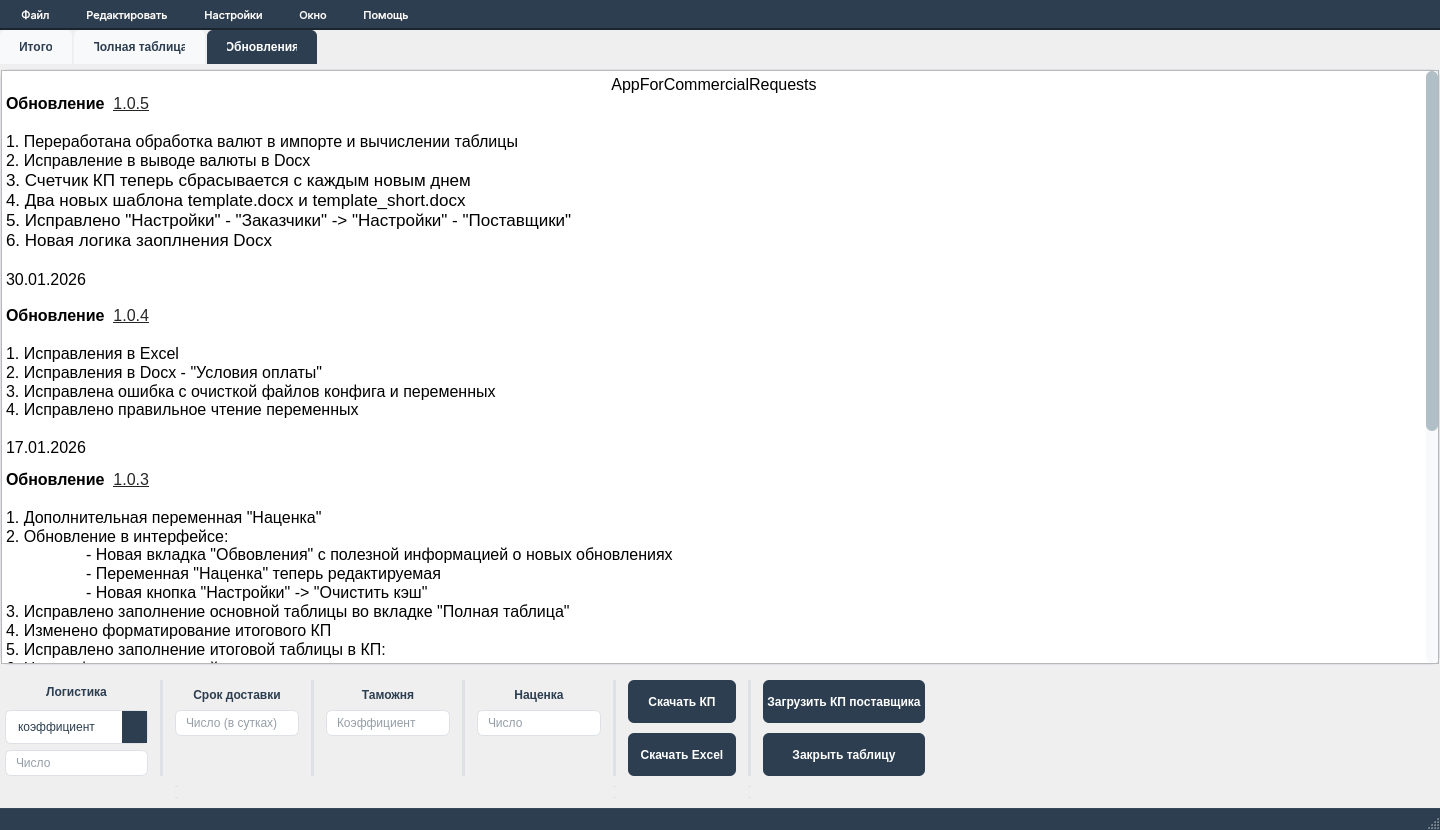
The window that ui/mainGui.ui (p4st1/AppForCommercialRequests) describes before a commit, drawn with Qt 5.
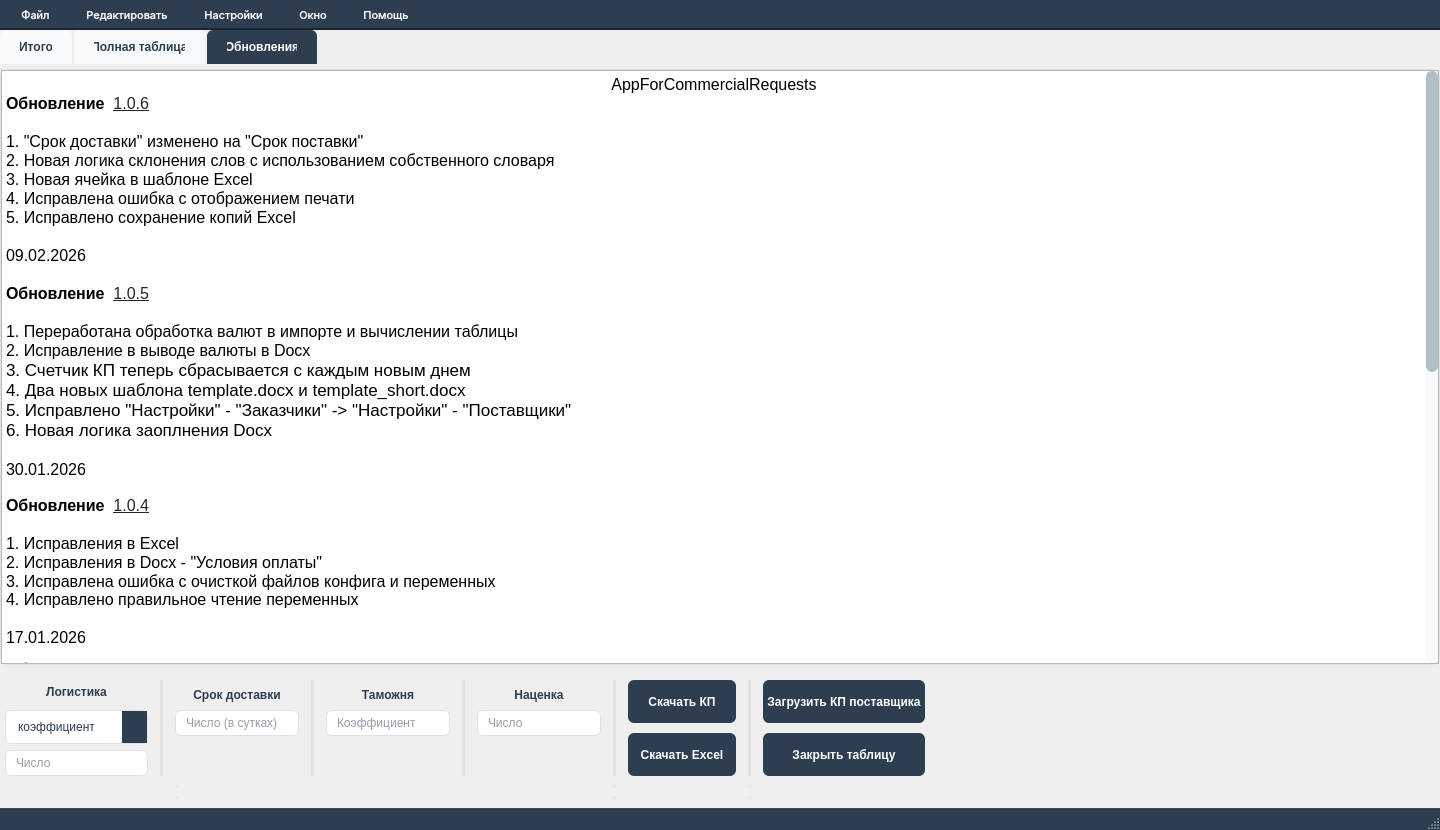
The same window after the commit. Icons and pictures are not drawn.

Commit message: pre release 1.0.6

Patch:
```diff
--- a/ui/mainGui.ui
+++ b/ui/mainGui.ui
@@ -1313,6 +1313,16 @@
 li.checked::marker { content: &quot;\2612&quot;; }
 &lt;/style&gt;&lt;/head&gt;&lt;body style=&quot; font-family:'Segoe UI'; font-size:9pt; font-weight:400; font-style:normal;&quot;&gt;
 &lt;p align=&quot;center&quot; style=&quot; margin-top:0px; margin-bottom:0px; margin-left:0px; margin-right:0px; -qt-block-indent:0; text-indent:0px;&quot;&gt;&lt;span style=&quot; font-size:12pt;&quot;&gt;AppForCommercialRequests&lt;/span&gt;&lt;/p&gt;
+&lt;p style=&quot; margin-top:0px; margin-bottom:0px; margin-left:0px; margin-right:0px; -qt-block-indent:0; text-indent:0px;&quot;&gt;&lt;span style=&quot; font-size:12pt; font-weight:700;&quot;&gt;Обновление  &lt;/span&gt;&lt;a href=&quot;https://github.com/p4st1/AppForCommercialRequests/releases/tag/v1.0.2.30&quot;&gt;&lt;span style=&quot; font-size:12pt; text-decoration: underline; color:#262524;&quot;&gt;1.0.6&lt;/span&gt;&lt;/a&gt;&lt;/p&gt;
+&lt;p style=&quot;-qt-paragraph-type:empty; margin-top:0px; margin-bottom:0px; margin-left:0px; margin-right:0px; -qt-block-indent:0; text-indent:0px; font-size:12pt;&quot;&gt;&lt;br /&gt;&lt;/p&gt;
+&lt;p style=&quot; margin-top:0px; margin-bottom:0px; margin-left:0px; margin-right:0px; -qt-block-indent:0; text-indent:0px;&quot;&gt;&lt;span style=&quot; font-size:12pt;&quot;&gt;1. &amp;quot;Срок доставки&amp;quot; изменено на &amp;quot;Срок поставки&amp;quot;&lt;/span&gt;&lt;/p&gt;
+&lt;p style=&quot; margin-top:0px; margin-bottom:0px; margin-left:0px; margin-right:0px; -qt-block-indent:0; text-indent:0px;&quot;&gt;&lt;span style=&quot; font-size:12pt;&quot;&gt;2. Новая логика склонения слов с использованием собственного словаря&lt;/span&gt;&lt;/p&gt;
+&lt;p style=&quot; margin-top:0px; margin-bottom:0px; margin-left:0px; margin-right:0px; -qt-block-indent:0; text-indent:0px;&quot;&gt;&lt;span style=&quot; font-size:12pt;&quot;&gt;3. Новая ячейка в шаблоне Excel&lt;/span&gt;&lt;/p&gt;
+&lt;p style=&quot; margin-top:0px; margin-bottom:0px; margin-left:0px; margin-right:0px; -qt-block-indent:0; text-indent:0px;&quot;&gt;&lt;span style=&quot; font-size:12pt;&quot;&gt;4. Исправлена ошибка с отображением печати&lt;/span&gt;&lt;/p&gt;
+&lt;p style=&quot; margin-top:0px; margin-bottom:0px; margin-left:0px; margin-right:0px; -qt-block-indent:0; text-indent:0px;&quot;&gt;&lt;span style=&quot; font-size:12pt;&quot;&gt;5. Исправлено сохранение копий Excel&lt;/span&gt;&lt;/p&gt;
+&lt;p style=&quot;-qt-paragraph-type:empty; margin-top:0px; margin-bottom:0px; margin-left:0px; margin-right:0px; -qt-block-indent:0; text-indent:0px; font-size:12pt;&quot;&gt;&lt;br /&gt;&lt;/p&gt;
+&lt;p style=&quot; margin-top:0px; margin-bottom:0px; margin-left:0px; margin-right:0px; -qt-block-indent:0; text-indent:0px;&quot;&gt;&lt;span style=&quot; font-size:12pt;&quot;&gt;09.02.2026&lt;/span&gt;&lt;/p&gt;
+&lt;p style=&quot;-qt-paragraph-type:empty; margin-top:0px; margin-bottom:0px; margin-left:0px; margin-right:0px; -qt-block-indent:0; text-indent:0px; font-size:12pt;&quot;&gt;&lt;br /&gt;&lt;/p&gt;
 &lt;p style=&quot; margin-top:0px; margin-bottom:0px; margin-left:0px; margin-right:0px; -qt-block-indent:0; text-indent:0px;&quot;&gt;&lt;span style=&quot; font-size:12pt; font-weight:700;&quot;&gt;Обновление  &lt;/span&gt;&lt;a href=&quot;https://github.com/p4st1/AppForCommercialRequests/releases/tag/v1.0.2.30&quot;&gt;&lt;span style=&quot; font-size:12pt; text-decoration: underline; color:#262524;&quot;&gt;1.0.5&lt;/span&gt;&lt;/a&gt;&lt;/p&gt;
 &lt;p style=&quot;-qt-paragraph-type:empty; margin-top:0px; margin-bottom:0px; margin-left:0px; margin-right:0px; -qt-block-indent:0; text-indent:0px; font-size:12pt;&quot;&gt;&lt;br /&gt;&lt;/p&gt;
 &lt;p style=&quot; margin-top:0px; margin-bottom:0px; margin-left:0px; margin-right:0px; -qt-block-indent:0; text-indent:0px;&quot;&gt;&lt;span style=&quot; font-size:12pt;&quot;&gt;1. Переработана обработка валют в импорте и вычислении таблицы&lt;/span&gt;&lt;/p&gt;
```
The commit also changes 8 other files.
